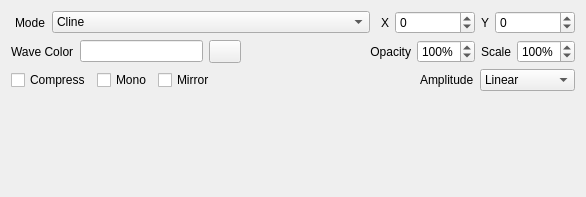
Before: the Qt Designer form src/components/waveform.ui in djfun/audio-visualizer-python, drawn with Qt 5.
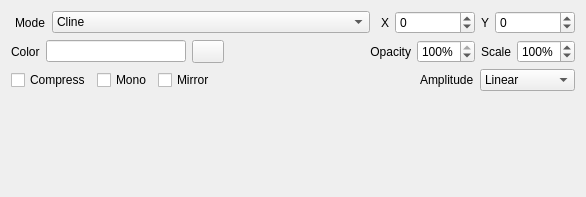
After: the same form once the commit is applied.

```diff
--- a/src/components/waveform.ui
+++ b/src/components/waveform.ui
@@ -180,7 +180,7 @@
      <item>
       <widget class="QLabel" name="label_2">
        <property name="text">
-        <string>Wave Color</string>
+        <string>Color</string>
        </property>
       </widget>
      </item>
@@ -244,10 +244,10 @@
         <string>%</string>
        </property>
        <property name="minimum">
-        <number>10</number>
+        <number>0</number>
        </property>
        <property name="maximum">
-        <number>400</number>
+        <number>100</number>
        </property>
        <property name="value">
         <number>100</number>
```
Left out of the diff: 21 changed lines with no effect on the pictures.
